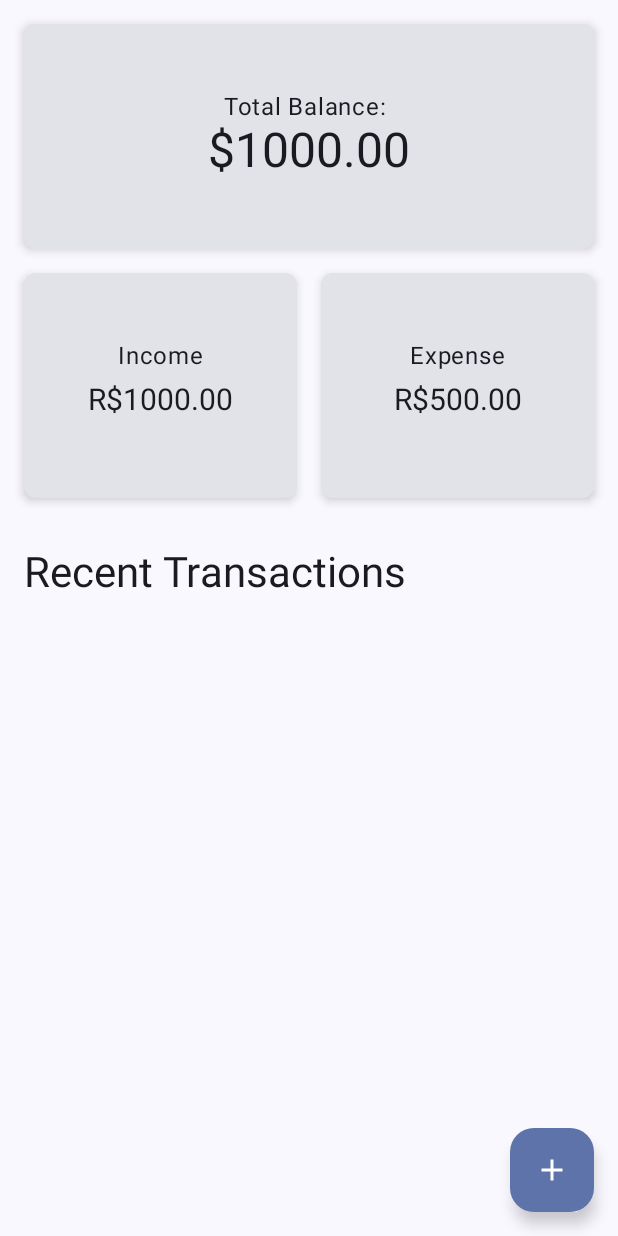
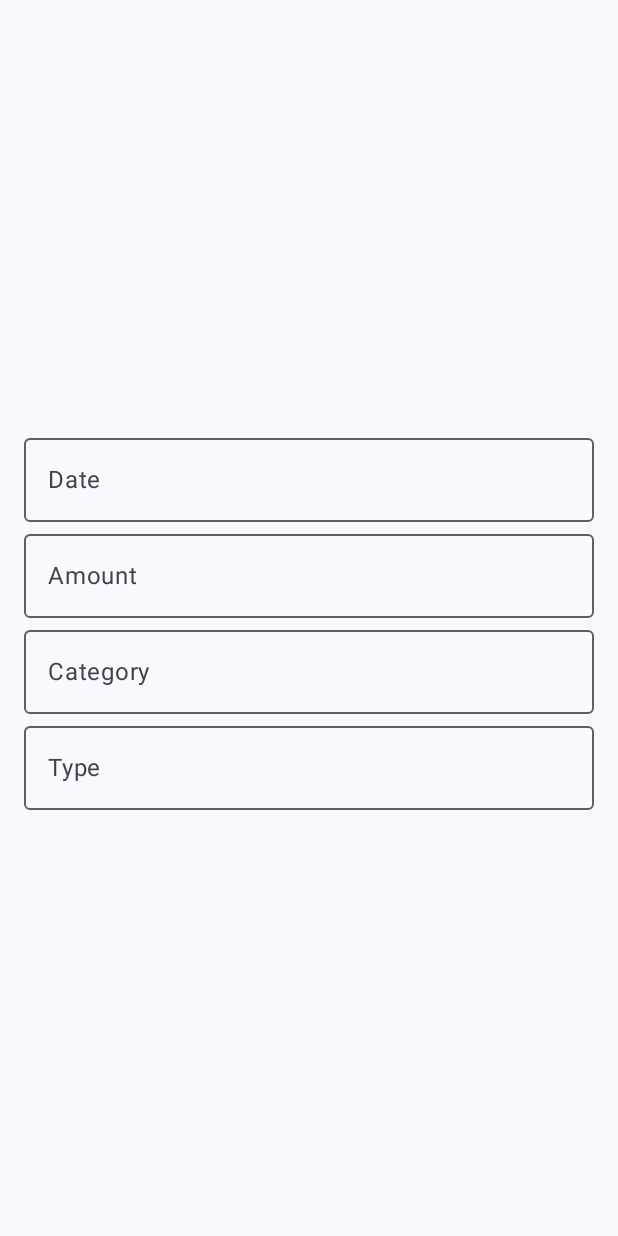
Before and after one commit to SantBreno/fintrack, an Android app built with Jetpack Compose: the screen it shows after launch (MainActivity), after a tap on "Add", on a phone screen of 412 x 824 dp. Run offline under Robolectric (Android 15) with nearby library versions, the light colour scheme and no system bars.

Commit message:
feat: Implement Add Transaction Screen and Navigation
This commit adds the basic structure for an "Add Transaction" screen and sets up navigation to it from the Home screen's Floating Action Button. It also includes initial data structures for managing transactions.

Changes include:
- Created `AddTransaction.kt` with a placeholder UI using `OutlinedTextField` for transaction details.
- Added `AddTransaction` to `AppNavigation` with the route "addTransaction".
- Modified `HomeScreen.kt` to navigate to the "addTransaction" route when the Floating Action Button is clicked.
- Introduced a `Transaction` data class in `model/Transaction.kt`.
- Created a `TransactionViewModel` in `viewmodel/TransactionViewModel.kt` with basic methods to add and retrieve transactions.
- Added `GradleMigrationSettings` to `.idea/gradle.xml`.

```diff
--- a/app/src/main/java/com/devsant/fintrack/navigation/AppNavigation.kt
+++ b/app/src/main/java/com/devsant/fintrack/navigation/AppNavigation.kt
@@ -5,6 +5,7 @@ import androidx.compose.ui.Modifier
 import androidx.navigation.compose.NavHost
 import androidx.navigation.compose.composable
 import androidx.navigation.compose.rememberNavController
+import com.devsant.fintrack.ui.screens.AddTransaction
 import com.devsant.fintrack.ui.screens.HomeScreen
 
 @Composable
@@ -16,5 +17,8 @@ fun AppNavigation(modifier : Modifier = Modifier) {
         composable("home") {
             HomeScreen(modifier, navController = navController)
         }
+        composable("addTransaction") {
+            AddTransaction(modifier, navController = navController)
+        }
     })
 }
--- /dev/null
+++ b/app/src/main/java/com/devsant/fintrack/ui/screens/AddTransaction.kt
@@ -0,0 +1,50 @@
+package com.devsant.fintrack.ui.screens
+
+import androidx.compose.foundation.layout.Arrangement
+import androidx.compose.foundation.layout.Column
+import androidx.compose.foundation.layout.fillMaxSize
+import androidx.compose.foundation.layout.fillMaxWidth
+import androidx.compose.foundation.layout.padding
+import androidx.compose.material3.OutlinedTextField
+import androidx.compose.material3.Text
+import androidx.compose.runtime.Composable
+import androidx.compose.runtime.getValue
+import androidx.compose.runtime.mutableStateOf
+import androidx.compose.runtime.remember
+import androidx.compose.runtime.setValue
+import androidx.compose.ui.Alignment
+import androidx.compose.ui.Modifier
+import androidx.compose.ui.platform.LocalContext
+import androidx.compose.ui.tooling.preview.Preview
+import androidx.compose.ui.unit.dp
+import androidx.navigation.NavHostController
+import androidx.navigation.compose.rememberNavController
+import com.devsant.fintrack.viewmodel.TransactionViewModel
+
+@Composable
+fun AddTransaction(modifier : Modifier = Modifier, navController: NavHostController) {
+    var date by remember { mutableStateOf("") }
+    var amount by remember { mutableStateOf("") }
+    var category by remember { mutableStateOf("") }
+    var type by remember { mutableStateOf("") }
+
+    Column(
+        modifier = Modifier
+            .fillMaxSize()
+            .padding(16.dp),
+        verticalArrangement = Arrangement.Center,
+        horizontalAlignment = Alignment.CenterHorizontally
+    ) {
+        OutlinedTextField(value = date, onValueChange = { date = it }, label = { Text("Date") }, modifier = Modifier.fillMaxWidth())
+        OutlinedTextField(value = amount, onValueChange = { amount = it }, label = { Text("Amount") }, modifier = Modifier.fillMaxWidth())
+        OutlinedTextField(value = category, onValueChange = { category = it }, label = { Text("Category") }, modifier = Modifier.fillMaxWidth())
+        OutlinedTextField(value = type, onValueChange = { type = it }, label = { Text("Type") }, modifier = Modifier.fillMaxWidth())
+    }
+}
+
+@Preview(showBackground = true)
+@Composable
+fun AddTransactionScreenPreview() {
+    val navController = rememberNavController()
+    AddTransaction(navController = navController)
+}
--- a/app/src/main/java/com/devsant/fintrack/ui/screens/HomeScreen.kt
+++ b/app/src/main/java/com/devsant/fintrack/ui/screens/HomeScreen.kt
@@ -33,7 +33,7 @@ fun HomeScreen(modifier: Modifier = Modifier, navController: NavHostController)
 
     Scaffold(
         floatingActionButton = {
-            FloatingActionButton(onClick = {}) {
+            FloatingActionButton(onClick = { navController.navigate("addTransaction") }) {
                 Icon(imageVector = Icons.Default.Add, contentDescription = "Add")
             }
         }
```
Also changed, not shown: app/src/main/java/com/devsant/fintrack/model/Transaction.kt (added, +10 -0 lines), app/src/main/java/com/devsant/fintrack/viewmodel/TransactionViewModel.kt (added, +17 -0 lines).
